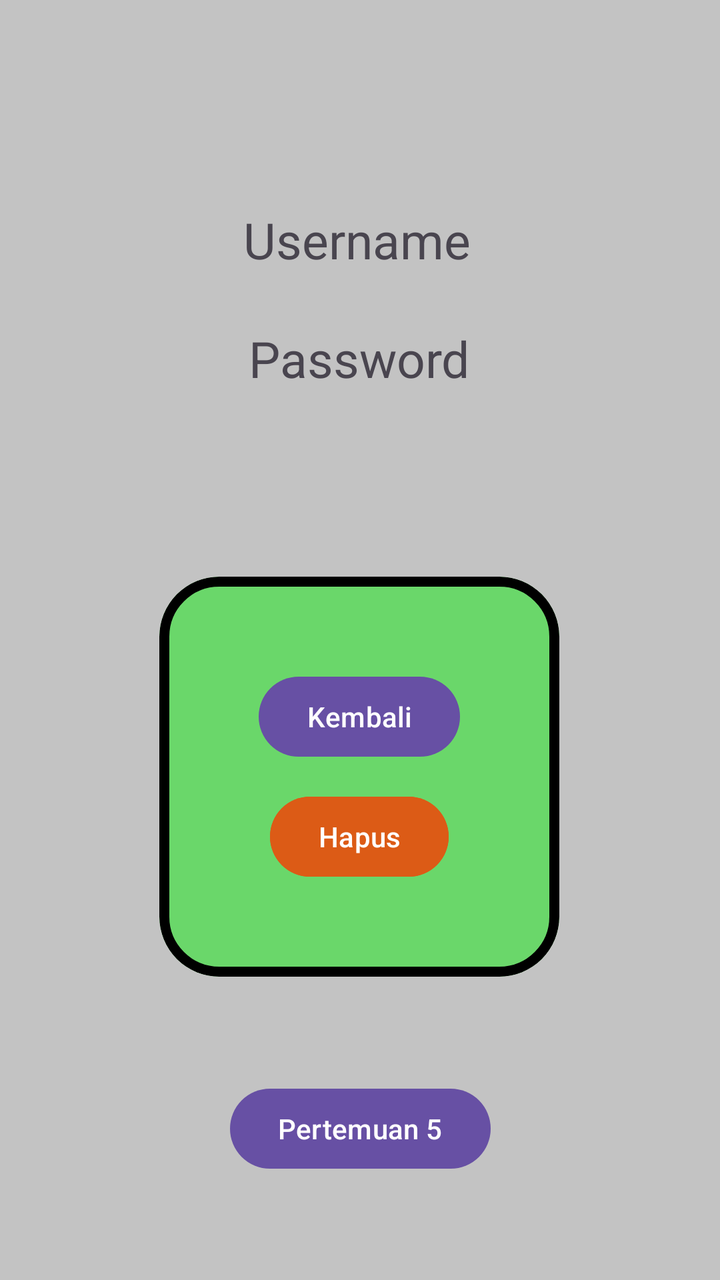
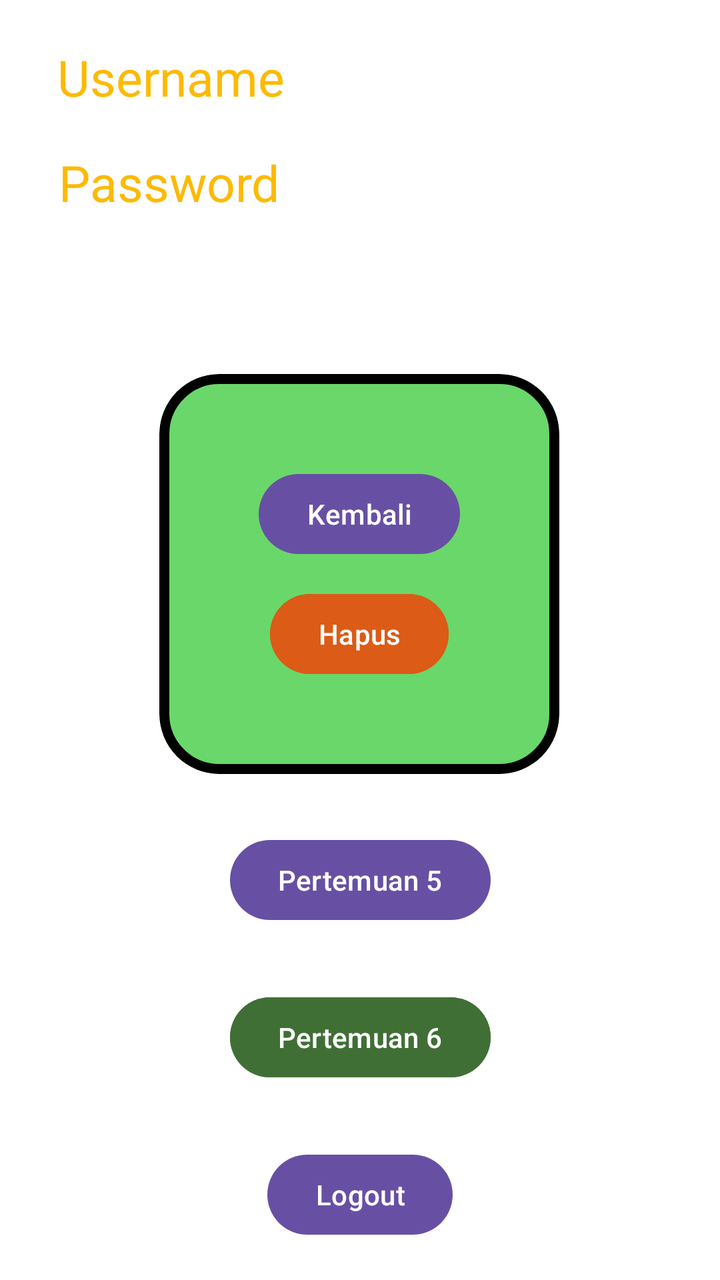

The first picture is an Android layout as it rendered before a commit; the second is the same layout after the commit. The layout source and the unified diff follow.
<!-- AndroidManifest.xml: application theme Theme.GedeAbhita -->
<!-- res/layout/activity_main.xml -->
<?xml version="1.0" encoding="utf-8"?>
<androidx.constraintlayout.widget.ConstraintLayout xmlns:android="http://schemas.android.com/apk/res/android"
    xmlns:app="http://schemas.android.com/apk/res-auto"
    xmlns:tools="http://schemas.android.com/tools"
    android:id="@+id/main"
    android:layout_width="match_parent"

    android:background="#C3C3C3"
    android:layout_height="match_parent"
    tools:context=".MainActivity">

    <TextView
        android:id="@+id/txtUsername"
        android:layout_width="wrap_content"
        android:layout_height="wrap_content"
        android:text="Username"
        android:textSize="25sp"
        app:layout_constraintBottom_toTopOf="@+id/txtPassword"
        app:layout_constraintEnd_toEndOf="parent"
        app:layout_constraintHorizontal_bias="0.494"
        app:layout_constraintStart_toStartOf="parent"
        app:layout_constraintTop_toTopOf="parent"
        app:layout_constraintVertical_bias="0.8" />



    <TextView
        android:id="@+id/txtPassword"
        android:layout_width="wrap_content"
        android:layout_height="wrap_content"
        android:layout_marginBottom="444dp"
        android:text="Password"
        android:textSize="25sp"
        app:layout_constraintBottom_toBottomOf="parent"
        app:layout_constraintEnd_toEndOf="parent"
        app:layout_constraintHorizontal_bias="0.498"
        app:layout_constraintStart_toStartOf="parent" />


    <com.google.android.material.card.MaterialCardView
        android:id="@+id/materialCardView"
        android:layout_width="200dp"
        android:layout_height="200dp"
        android:elevation="1dp"
        app:cardBackgroundColor="#6AD76A"
        app:cardCornerRadius="30dp"
        app:layout_constraintBottom_toBottomOf="parent"
        app:layout_constraintEnd_toEndOf="parent"
        app:layout_constraintHorizontal_bias="0.497"
        app:layout_constraintStart_toStartOf="parent"
        app:layout_constraintTop_toBottomOf="@+id/txtPassword"
        app:layout_constraintVertical_bias="0.378"
        app:strokeColor="@color/black"
        app:strokeWidth="5dp">

        <androidx.constraintlayout.widget.ConstraintLayout
            android:layout_width="match_parent"
            android:layout_height="match_parent"
            android:layout_margin="10dp">

            <Button
                android:id="@+id/btnSnackBar"
                android:layout_width="wrap_content"
                android:layout_height="wrap_content"
                android:layout_marginTop="36dp"
                android:text="Kembali"
                app:layout_constraintEnd_toEndOf="parent"
                app:layout_constraintStart_toStartOf="parent"
                app:layout_constraintTop_toTopOf="parent" />

            <Button
                android:id="@+id/btnAlert"
                android:layout_width="wrap_content"
                android:layout_height="wrap_content"
                android:layout_marginBottom="36dp"
                android:backgroundTint="#DC5B16"
                android:text="Hapus"
                app:layout_constraintBottom_toBottomOf="parent"
                app:layout_constraintEnd_toEndOf="parent"
                app:layout_constraintStart_toStartOf="parent"
                app:layout_constraintTop_toBottomOf="@+id/btnSnackBar"
                app:layout_constraintVertical_bias="1.0" />


        </androidx.constraintlayout.widget.ConstraintLayout>


    </com.google.android.material.card.MaterialCardView>

    <Button
        android:id="@+id/btnlima"
        android:layout_width="wrap_content"
        android:layout_height="wrap_content"
        android:text="Pertemuan 5"
        app:layout_constraintBottom_toBottomOf="parent"
        app:layout_constraintEnd_toEndOf="parent"
        app:layout_constraintStart_toStartOf="parent"
        app:layout_constraintTop_toBottomOf="@+id/materialCardView" />


</androidx.constraintlayout.widget.ConstraintLayout>
<!-- resources referenced by this layout -->
<resources>
  <color name="black">#FF000000</color>
  <style name="Theme.GedeAbhita" parent="Base.Theme.GedeAbhita" />
  <style name="Base.Theme.GedeAbhita" parent="Theme.Material3.DayNight.NoActionBar">
          
          
      </style>
</resources>

<!-- the commit's change to res/layout/activity_main.xml (unified diff, before → after) -->
@@ -5,9 +5,10 @@
     android:id="@+id/main"
     android:layout_width="match_parent"
 
-    android:background="#C3C3C3"
+    android:background="#FFFFFF"
     android:layout_height="match_parent"
     tools:context=".MainActivity">
+
 
     <TextView
         android:id="@+id/txtUsername"
@@ -15,27 +16,27 @@
         android:layout_height="wrap_content"
         android:text="Username"
         android:textSize="25sp"
+        android:textColor="@color/kuning"
         app:layout_constraintBottom_toTopOf="@+id/txtPassword"
         app:layout_constraintEnd_toEndOf="parent"
-        app:layout_constraintHorizontal_bias="0.494"
+        app:layout_constraintHorizontal_bias="0.117"
         app:layout_constraintStart_toStartOf="parent"
         app:layout_constraintTop_toTopOf="parent"
-        app:layout_constraintVertical_bias="0.8" />
-
+        app:layout_constraintVertical_bias="0.531" />
 
 
     <TextView
         android:id="@+id/txtPassword"
         android:layout_width="wrap_content"
         android:layout_height="wrap_content"
-        android:layout_marginBottom="444dp"
+        android:layout_marginBottom="532dp"
         android:text="Password"
         android:textSize="25sp"
+        android:textColor="@color/kuning"
         app:layout_constraintBottom_toBottomOf="parent"
         app:layout_constraintEnd_toEndOf="parent"
-        app:layout_constraintHorizontal_bias="0.498"
+        app:layout_constraintHorizontal_bias="0.117"
         app:layout_constraintStart_toStartOf="parent" />
-
 
     <com.google.android.material.card.MaterialCardView
         android:id="@+id/materialCardView"
@@ -49,7 +50,7 @@
         app:layout_constraintHorizontal_bias="0.497"
         app:layout_constraintStart_toStartOf="parent"
         app:layout_constraintTop_toBottomOf="@+id/txtPassword"
-        app:layout_constraintVertical_bias="0.378"
+        app:layout_constraintVertical_bias="0.238"
         app:strokeColor="@color/black"
         app:strokeWidth="5dp">
 
@@ -95,7 +96,30 @@
         app:layout_constraintBottom_toBottomOf="parent"
         app:layout_constraintEnd_toEndOf="parent"
         app:layout_constraintStart_toStartOf="parent"
-        app:layout_constraintTop_toBottomOf="@+id/materialCardView" />
+        app:layout_constraintTop_toBottomOf="@+id/materialCardView"
+        app:layout_constraintVertical_bias="0.141" />
+
+    <Button
+        android:id="@+id/btnLogout"
+        android:layout_width="wrap_content"
+        android:layout_height="wrap_content"
+        android:text="Logout"
+        app:layout_constraintBottom_toBottomOf="parent"
+        app:layout_constraintEnd_toEndOf="parent"
+        app:layout_constraintStart_toStartOf="parent"
+        app:layout_constraintTop_toBottomOf="@+id/btnlima"
+        app:layout_constraintVertical_bias="0.854" />
+
+    <Button
+        android:id="@+id/btnEnam"
+        android:layout_width="wrap_content"
+        android:layout_height="wrap_content"
+        android:text="Pertemuan 6"
+        android:backgroundTint="#406F36"
+        app:layout_constraintBottom_toTopOf="@+id/btnLogout"
+        app:layout_constraintEnd_toEndOf="parent"
+        app:layout_constraintStart_toStartOf="parent"
+        app:layout_constraintTop_toBottomOf="@+id/btnlima" />
 
 
 </androidx.constraintlayout.widget.ConstraintLayout>
<!-- resource entries referenced after the edit -->
@@ -1,6 +1,7 @@
 <!-- resources referenced by this layout -->
 <resources>
   <color name="black">#FF000000</color>
+  <color name="kuning">#fcba03</color>
   <style name="Theme.GedeAbhita" parent="Base.Theme.GedeAbhita" />
   <style name="Base.Theme.GedeAbhita" parent="Theme.Material3.DayNight.NoActionBar">
           
